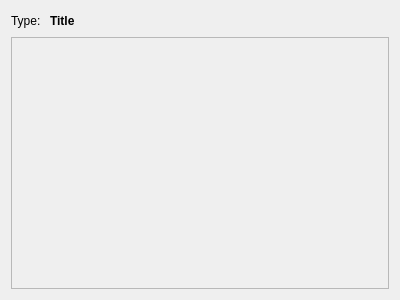
iceanimations/customui, file ui/scroller.ui: the form before one commit.
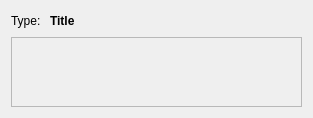
The form after the commit.

Commit message: width of the widget changed

What changed in the file:
```diff
--- a/ui/scroller.ui
+++ b/ui/scroller.ui
@@ -6,10 +6,16 @@
    <rect>
     <x>0</x>
     <y>0</y>
-    <width>400</width>
-    <height>300</height>
+    <width>313</width>
+    <height>117</height>
    </rect>
   </property>
+  <property name="sizePolicy">
+   <sizepolicy hsizetype="Preferred" vsizetype="Expanding">
+    <horstretch>0</horstretch>
+    <verstretch>0</verstretch>
+   </sizepolicy>
+  </property>
   <property name="windowTitle">
    <string>Form</string>
   </property>
@@ -61,8 +67,8 @@
        <rect>
         <x>0</x>
         <y>0</y>
-        <width>380</width>
-        <height>252</height>
+        <width>293</width>
+        <height>69</height>
        </rect>
       </property>
       <layout class="QVBoxLayout" name="itemLayout"/>
```
